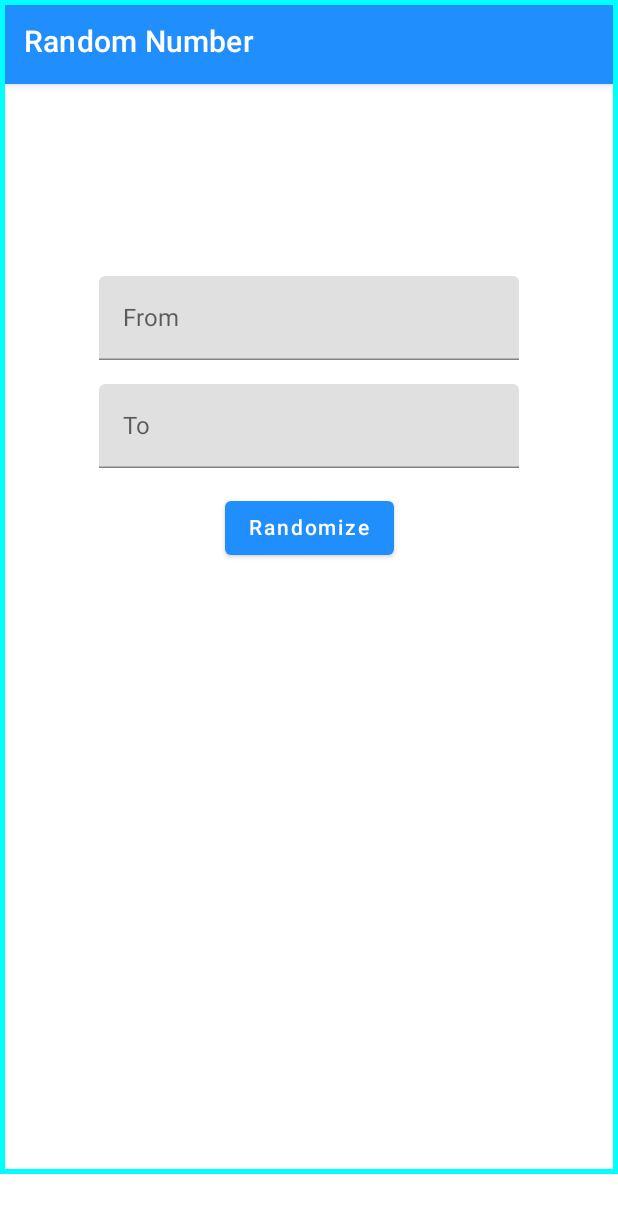
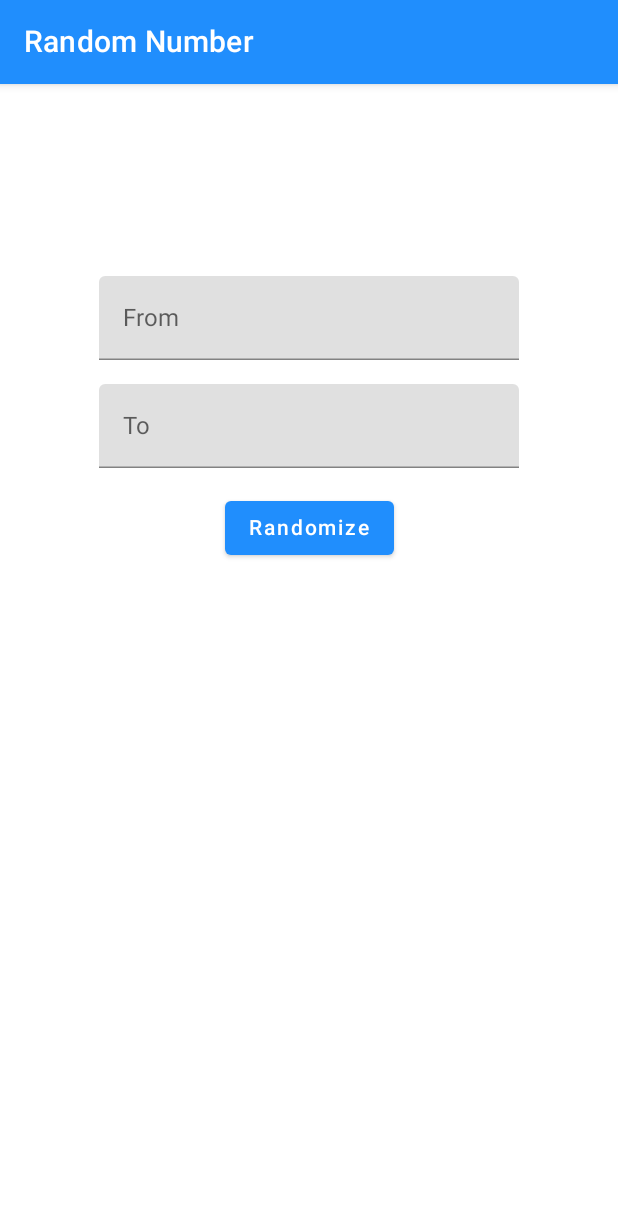
Before and after one commit to peakvalleytech/randomNumber, an Android app built with Jetpack Compose: the screen it shows after launch (MainActivity), on a phone screen of 412 x 824 dp. Shown: the top 1213 px of the screen. Run offline under Robolectric (Android 15) with nearby library versions, the phone set to English and light mode, and no system bars; our stand-ins replace AdMob, Dagger/Hilt's generated code.

Commit message:
Cleanup admob code

```diff
--- a/app/src/main/java/com/randomapps/randomnumber/MainActivity.kt
+++ b/app/src/main/java/com/randomapps/randomnumber/MainActivity.kt
@@ -15,6 +15,7 @@ import androidx.compose.material.*
 import androidx.compose.material.icons.Icons
 import androidx.compose.material.icons.filled.PlayArrow
 import androidx.compose.runtime.Composable
+import androidx.compose.ui.Alignment
 import androidx.compose.ui.ExperimentalComposeUiApi
 import androidx.compose.ui.Modifier
 import androidx.compose.ui.graphics.Color
@@ -40,21 +41,18 @@ class MainActivity : ComponentActivity() {
 
         super.onCreate(savedInstanceState)
         MobileAds.initialize(this) {}
-//        val adView = AdView(this)
-//        adView.setAdSize(AdSize.BANNER)
-//        adView.setAdUnitId("ca-app-pub-3142101706002267/5276646677")
-//        addContentView(adView, ViewGroup.LayoutParams(
-//            ViewGroup.LayoutParams.MATCH_PARENT,
-//            ViewGroup.LayoutParams.WRAP_CONTENT,
-//        ))
-//        adView.loadAd(adRequest)
         val adRequest = AdRequest.Builder().build()
 
         setContent {
             RandomNumberTheme {
                 // A surface container using the 'background' color from the theme
-                Column(verticalArrangement = Arrangement.SpaceBetween) {
-                    Surface(border = BorderStroke(3.dp, Color.Cyan), color = Color.Yellow, modifier = Modifier.fillMaxHeight(0.95f)) {
+                Column(
+                    horizontalAlignment = Alignment.CenterHorizontally,
+                    verticalArrangement = Arrangement.SpaceBetween
+                ) {
+                    Surface(/*border = BorderStroke(3.dp, Color.Cyan),*/ color = Color.Yellow,
+                        modifier = Modifier.fillMaxHeight(0.92f)
+                    ) {
                         Scaffold(
                             topBar = {
                                 RandomNumberTopBar()
```
